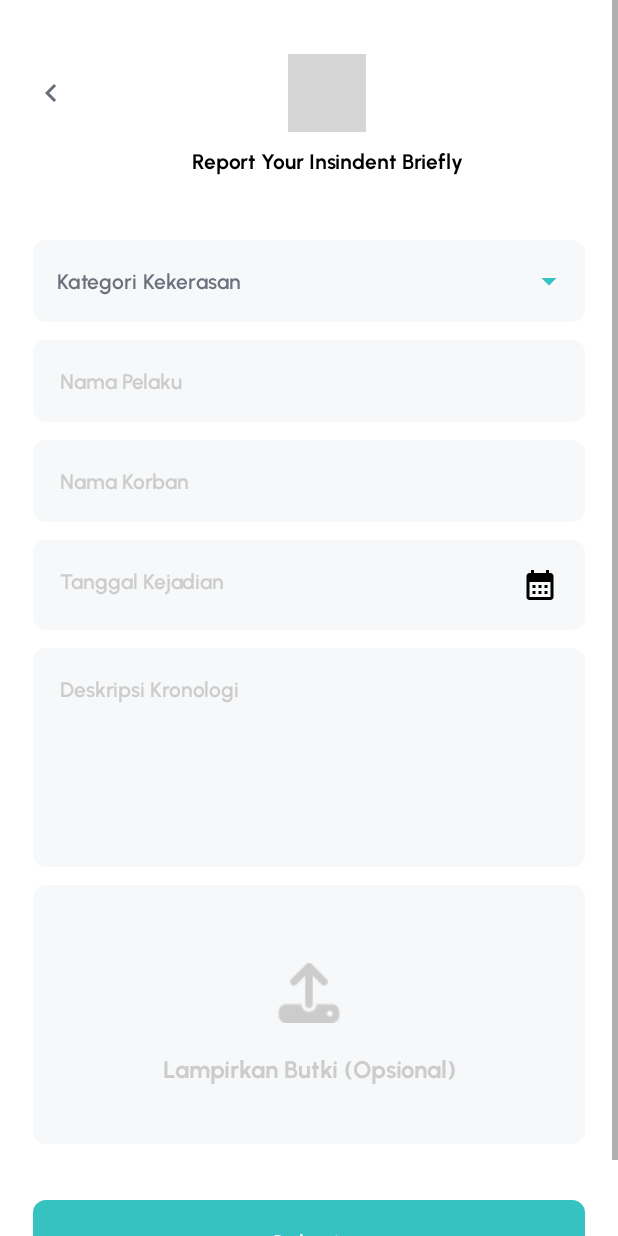
After one commit to EduSafety/Android-Development, an Android app: the ReportActivity screen opened directly, with no data from a screen before it, on a phone screen of 412 x 824 dp. The commit adds this screen. Run offline under Robolectric (Android 15) with nearby library versions, the phone set to English and light mode, and no system bars; grey boxes are pictures that could not be loaded.

Commit message:
add reportActivity

```diff
--- a/app/src/main/java/com/dicoding/edusafety/ui/LoginActivity.kt
+++ b/app/src/main/java/com/dicoding/edusafety/ui/LoginActivity.kt
@@ -32,12 +32,13 @@ class LoginActivity : AppCompatActivity() {
         setContentView(binding.root)
 
         binding.backButton.setOnClickListener{
-            startActivity(Intent(this,InitialPage::class.java))
+            onBackPressed()
         }
 
         binding.loginBtn.setOnClickListener{
 //            MainActivity.isLogin = true
             startActivity(Intent(this,MainActivity::class.java))
+            finishAffinity()
         }
 
         binding.registerButton.setOnClickListener{
--- a/app/src/main/java/com/dicoding/edusafety/ui/MainActivity.kt
+++ b/app/src/main/java/com/dicoding/edusafety/ui/MainActivity.kt
@@ -1,17 +1,21 @@
 package com.dicoding.edusafety.ui
 
+import android.content.Intent
 import android.os.Bundle
 import androidx.appcompat.app.AppCompatActivity
 import androidx.fragment.app.Fragment
 import com.dicoding.edusafety.R
+import com.dicoding.edusafety.databinding.ActivityMainBinding
 import com.google.android.material.bottomnavigation.BottomNavigationView
 
 class MainActivity : AppCompatActivity() {
     private lateinit var navigationView: BottomNavigationView
+    private lateinit var binding : ActivityMainBinding
 
     override fun onCreate(savedInstanceState: Bundle?) {
         super.onCreate(savedInstanceState)
-        setContentView(R.layout.activity_main)
+        binding = ActivityMainBinding.inflate(layoutInflater)
+        setContentView(binding.root)
 
         replaceFragment(HomeFragment())
 
@@ -28,9 +32,10 @@ class MainActivity : AppCompatActivity() {
             }
             true
         }
-        //simulasi login, delete soon (kalo fitur login dah bisa eakk)
-//        isLogin()
-//        Log.d("MainActivity","isLogin: $isLogin")
+
+        binding.fab.setOnClickListener{
+            startActivity(Intent(this,ReportActivity::class.java))
+        }
     }
 
     private fun replaceFragment(fragment: Fragment) {
@@ -41,16 +46,4 @@ class MainActivity : AppCompatActivity() {
         }
     }
 
-//    //simulasi login, delete soon
-//    private fun isLogin(){
-//        if (!isLogin){
-//            startActivity(Intent(this,InitialPage::class.java))
-//        }
-//    }
-
-    //delete soon
-//    companion object{
-//        var isLogin = false
-//    }
-
 }
--- a/app/src/main/java/com/dicoding/edusafety/ui/RegisterActivity.kt
+++ b/app/src/main/java/com/dicoding/edusafety/ui/RegisterActivity.kt
@@ -13,11 +13,11 @@ class RegisterActivity : AppCompatActivity() {
         setContentView(binding.root)
 
         binding.backButton.setOnClickListener{
-            startActivity(Intent(this,InitialPage::class.java))
+            onBackPressed()
         }
 
         binding.btnRegister.setOnClickListener{
-            startActivity(Intent(this,LoginActivity::class.java))
+            startActivity(Intent(this,RegisterSuccessActivity::class.java))
         }
     }
 }
--- /dev/null
+++ b/app/src/main/java/com/dicoding/edusafety/ui/ReportActivity.kt
@@ -0,0 +1,51 @@
+package com.dicoding.edusafety.ui
+
+import android.app.DatePickerDialog
+import android.content.Intent
+import androidx.appcompat.app.AppCompatActivity
+import android.os.Bundle
+import android.widget.ArrayAdapter
+import com.dicoding.edusafety.R
+import com.dicoding.edusafety.databinding.ActivityReportBinding
+import java.text.SimpleDateFormat
+import java.util.Calendar
+import java.util.Locale
+
+class ReportActivity : AppCompatActivity() {
+    lateinit var binding: ActivityReportBinding
+    override fun onCreate(savedInstanceState: Bundle?) {
+        super.onCreate(savedInstanceState)
+        binding = ActivityReportBinding.inflate(layoutInflater)
+        setContentView(binding.root)
+
+        //make input dropdown
+        val category = resources.getStringArray(R.array.report_category)
+        val adapter = ArrayAdapter(this,R.layout.dropdown_item,category)
+        binding.autoComplete.setAdapter(adapter)
+
+        //make datapicker
+        val myCalender = Calendar.getInstance()
+        val datePicker = DatePickerDialog.OnDateSetListener{view, year, month, dayOfMonth ->
+            myCalender.set(Calendar.YEAR, year)
+            myCalender.set(Calendar.MONTH, month)
+            myCalender.set(Calendar.DAY_OF_MONTH, dayOfMonth)
+            updatable(myCalender)
+        }
+        binding.tvDateContainer.setOnClickListener{
+            DatePickerDialog(this,datePicker,myCalender.get(Calendar.YEAR), myCalender.get(Calendar.MONTH),
+                myCalender.get(Calendar.DAY_OF_MONTH)).show()
+        }
+
+        //back button
+        binding.backArrow.setOnClickListener{
+            onBackPressed()
+        }
+    }
+
+    private fun updatable(myCalender: Calendar ) {
+        val myFormat = "dd-MM-yyyy"
+        val sdf = SimpleDateFormat(myFormat, Locale.US)
+        binding.tvDate.setText(sdf.format(myCalender.time))
+    }
+
+}
--- /dev/null
+++ b/app/src/main/res/drawable/baseline_calendar_month_24.xml
@@ -0,0 +1,5 @@
+<vector android:height="24dp" android:tint="#000000"
+    android:viewportHeight="24" android:viewportWidth="24"
+    android:width="24dp" xmlns:android="http://schemas.android.com/apk/res/android">
+    <path android:fillColor="@android:color/white" android:pathData="M19,4h-1V2h-2v2H8V2H6v2H5C3.89,4 3.01,4.9 3.01,6L3,20c0,1.1 0.89,2 2,2h14c1.1,0 2,-0.9 2,-2V6C21,4.9 20.1,4 19,4zM19,20H5V10h14V20zM9,14H7v-2h2V14zM13,14h-2v-2h2V14zM17,14h-2v-2h2V14zM9,18H7v-2h2V18zM13,18h-2v-2h2V18zM17,18h-2v-2h2V18z"/>
+</vector>
--- /dev/null
+++ b/app/src/main/res/layout/activity_report.xml
@@ -0,0 +1,225 @@
+<?xml version="1.0" encoding="utf-8"?>
+<ScrollView xmlns:android="http://schemas.android.com/apk/res/android"
+    xmlns:app="http://schemas.android.com/apk/res-auto"
+    android:layout_width="match_parent"
+    android:layout_height="wrap_content">
+
+    <LinearLayout
+        android:layout_width="match_parent"
+        android:layout_height="0dp"
+        android:orientation="vertical"
+        android:paddingHorizontal="22dp"
+        android:paddingBottom="22dp">
+
+        <androidx.constraintlayout.widget.ConstraintLayout
+            android:layout_width="match_parent"
+            android:layout_height="wrap_content">
+
+            <ImageView
+                android:id="@+id/back_arrow"
+                android:layout_width="wrap_content"
+                android:layout_height="wrap_content"
+                android:layout_marginTop="50dp"
+                android:src="@drawable/baseline_keyboard_arrow_left_24"
+                app:layout_constraintStart_toStartOf="parent"
+                app:layout_constraintTop_toTopOf="parent" />
+
+            <ImageView
+
+                android:id="@+id/imageView"
+                android:layout_width="52dp"
+                android:layout_height="52dp"
+                android:background="@drawable/circle_background"
+                android:clipToOutline="true"
+                android:outlineProvider="background"
+                android:src="@drawable/foto_saya_dicoding"
+                app:layout_constraintBottom_toBottomOf="@+id/back_arrow"
+                app:layout_constraintEnd_toEndOf="parent"
+                app:layout_constraintStart_toEndOf="@+id/back_arrow"
+                app:layout_constraintTop_toTopOf="@id/back_arrow" />
+
+            <TextView
+                android:layout_width="wrap_content"
+                android:layout_height="wrap_content"
+                android:layout_marginTop="10dp"
+                android:fontFamily="@font/urbanist_bold"
+                android:text="Report Your Insindent Briefly"
+                android:textColor="@color/black"
+                android:textSize="14sp"
+                app:layout_constraintEnd_toEndOf="@id/imageView"
+                app:layout_constraintStart_toStartOf="@id/imageView"
+                app:layout_constraintTop_toBottomOf="@id/imageView" />
+
+        </androidx.constraintlayout.widget.ConstraintLayout>
+
+        <com.google.android.material.textfield.TextInputLayout
+            style="@style/Widget.MaterialComponents.TextInputLayout.OutlinedBox.ExposedDropdownMenu"
+            android:layout_width="match_parent"
+            android:layout_height="wrap_content"
+            android:layout_marginTop="38dp"
+            app:layout_constraintStart_toStartOf="parent"
+            app:layout_constraintTop_toTopOf="parent">
+
+            <AutoCompleteTextView
+                android:id="@+id/autoComplete"
+                android:layout_width="match_parent"
+                android:layout_height="match_parent"
+                android:layout_weight="1"
+                android:background="@drawable/rectangle_background"
+                android:backgroundTint="#F7F8F9"
+                android:fontFamily="@font/urbanist_semibold"
+                android:inputType="none"
+                android:padding="18dp"
+                android:text="Kategori Kekerasan"
+                android:textColor="#6A707C"
+                android:textSize="14sp" />
+        </com.google.android.material.textfield.TextInputLayout>
+
+        <LinearLayout
+            android:id="@+id/edtEmail"
+            android:layout_width="match_parent"
+            android:layout_height="wrap_content"
+            android:layout_marginTop="12dp"
+            android:background="@drawable/rectangle_background"
+            android:backgroundTint="#F7F8F9"
+            android:padding="18dp">
+
+            <EditText
+                android:layout_width="wrap_content"
+                android:layout_height="wrap_content"
+                android:layout_weight="1"
+                android:background="@null"
+                android:maxLength="40"
+                android:fontFamily="@font/urbanist_semibold"
+                android:hint="Nama Pelaku"
+                android:textColor="#6A707C"
+                android:textColorHint="#ccc"
+                android:textSize="14sp" />
+        </LinearLayout>
+
+        <LinearLayout
+            android:layout_width="match_parent"
+            android:layout_height="wrap_content"
+            android:layout_marginTop="12dp"
+            android:background="@drawable/rectangle_background"
+            android:backgroundTint="#F7F8F9"
+            android:padding="18dp">
+
+            <EditText
+                android:layout_width="wrap_content"
+                android:layout_height="wrap_content"
+                android:maxLength="40"
+                android:layout_weight="1"
+                android:background="@null"
+                android:fontFamily="@font/urbanist_semibold"
+                android:hint="Nama Korban"
+                android:textColor="#6A707C"
+                android:textColorHint="#ccc"
+                android:textSize="14sp" />
+
+        </LinearLayout>
+
+        <LinearLayout
+            android:id="@+id/tvDateContainer"
+            android:layout_width="match_parent"
+            android:layout_height="wrap_content"
+            android:layout_marginTop="12dp"
+            android:background="@drawable/rectangle_background"
+            android:backgroundTint="#F7F8F9"
+            android:clickable="true"
+            android:focusable="true"
+            android:padding="18dp">
+
+            <TextView
+                android:id="@+id/tvDate"
+                android:layout_width="wrap_content"
+                android:layout_height="wrap_content"
+                android:layout_weight="1"
+                android:background="@null"
+                android:fontFamily="@font/urbanist_semibold"
+                android:hint="Tanggal Kejadian"
+                android:textColor="#6A707C"
+                android:textColorHint="#ccc"
+                android:textSize="14sp" />
+
+            <ImageView
+                android:layout_width="wrap_content"
+                android:layout_height="wrap_content"
+                android:src="@drawable/baseline_calendar_month_24" />
+
+        </LinearLayout>
+
+        <LinearLayout
+            android:layout_width="match_parent"
+            android:layout_height="wrap_content"
+            android:layout_marginTop="12dp"
+            android:background="@drawable/rectangle_background"
+            android:backgroundTint="#F7F8F9"
+            android:padding="18dp">
+
+            <EditText
+                android:layout_width="0dp"
+                android:layout_height="110dp"
+                android:layout_weight="1"
+                android:background="@null"
+                android:fontFamily="@font/urbanist_semibold"
+                android:gravity="top"
+                android:hint="Deskripsi Kronologi"
+                android:textColor="#6A707C"
+                android:textColorHint="#ccc"
+                android:textSize="14sp" />
+
+        </LinearLayout>
+
+        <androidx.constraintlayout.widget.ConstraintLayout
+            android:layout_marginTop="12dp"
+            android:layout_width="match_parent"
+            android:background="@drawable/rectangle_background"
+            android:backgroundTint="#F7F8F9"
+            android:layout_height="wrap_content"
+            android:paddingVertical="40dp">
+
+            <ImageView
+                app:layout_constraintTop_toTopOf="parent"
+                app:layout_constraintStart_toStartOf="parent"
+                android:id="@+id/imageAttachFile"
+                android:layout_width="match_parent"
+                android:layout_height="wrap_content"
+                android:layout_marginTop="12dp"
+                android:height="56dp"
+                android:clickable="true"
+                android:contentDescription="Attach File"
+                android:src="@drawable/attach" />
+
+            <TextView
+                android:layout_marginTop="20dp"
+                android:layout_width="match_parent"
+                android:layout_height="wrap_content"
+                android:gravity="center"
+                android:textColor="#ccc"
+                android:textSize="16sp"
+                android:textStyle="bold"
+                android:fontFamily="@font/urbanist_bold"
+                android:text="Lampirkan Butki (Opsional)"
+                app:layout_constraintEnd_toEndOf="@id/imageAttachFile"
+                app:layout_constraintStart_toStartOf="@+id/imageAttachFile"
+                app:layout_constraintTop_toBottomOf="@id/imageAttachFile" />
+
+        </androidx.constraintlayout.widget.ConstraintLayout>
+
+
+        <Button
+            android:id="@+id/btnLogout"
+            android:layout_width="match_parent"
+            android:layout_height="wrap_content"
+            android:layout_marginTop="37dp"
+            android:height="56dp"
+            android:background="@drawable/rectangle_background"
+            android:fontFamily="@font/urbanist_semibold"
+            android:text="Submit"
+            android:textAllCaps="false"
+            android:textColor="@color/white" />
+
+
+    </LinearLayout>
+</ScrollView>
--- /dev/null
+++ b/app/src/main/res/layout/dropdown_item.xml
@@ -0,0 +1,9 @@
+<TextView android:id="@+id/textView"
+    android:padding="14dp"
+    android:text="textView"
+    android:textColor="@color/black"
+    android:textSize="15sp"
+    android:textStyle="bold"
+    android:layout_width="match_parent"
+    android:layout_height="wrap_content"
+    xmlns:android="http://schemas.android.com/apk/res/android" />
--- a/app/src/main/res/layout/fragment_home.xml
+++ b/app/src/main/res/layout/fragment_home.xml
@@ -51,7 +51,7 @@
                     android:layout_marginStart="10dp"
                     android:layout_marginTop="3dp"
                     android:fontFamily="@font/urbanist_bold"
-                    android:text="Jawir"
+                    android:text="Dave Leonard"
                     android:textSize="18sp"
                     app:layout_constraintStart_toEndOf="@id/container_photo_profile"
                     app:layout_constraintTop_toTopOf="@+id/container_photo_profile" />
--- a/app/src/main/res/layout/fragment_profile.xml
+++ b/app/src/main/res/layout/fragment_profile.xml
@@ -9,19 +9,10 @@
 
     <androidx.constraintlayout.widget.ConstraintLayout
         android:layout_width="match_parent"
-        android:layout_height="wrap_content">
+        android:layout_height="wrap_content"
+        android:layout_marginTop="50dp">
 
         <ImageView
-            android:id="@+id/back_arrow"
-            android:layout_width="wrap_content"
-            android:layout_height="wrap_content"
-            android:layout_marginTop="50dp"
-            android:src="@drawable/baseline_keyboard_arrow_left_24"
-            app:layout_constraintStart_toStartOf="parent"
-            app:layout_constraintTop_toTopOf="parent" />
-
-        <ImageView
-
             android:id="@+id/imageView"
             android:layout_width="52dp"
             android:layout_height="52dp"
@@ -29,17 +20,17 @@
             android:clipToOutline="true"
             android:outlineProvider="background"
             android:src="@drawable/foto_saya_dicoding"
-            app:layout_constraintBottom_toBottomOf="@+id/back_arrow"
             app:layout_constraintEnd_toEndOf="parent"
-            app:layout_constraintStart_toEndOf="@+id/back_arrow"
-            app:layout_constraintTop_toTopOf="@id/back_arrow" />
+            app:layout_constraintStart_toStartOf="parent"
+            app:layout_constraintTop_toTopOf="parent"/>
+        " />
 
         <TextView
             android:layout_width="wrap_content"
             android:layout_height="wrap_content"
             android:layout_marginTop="10dp"
             android:fontFamily="@font/urbanist_bold"
-            android:text="Jawir Mantap"
+            android:text="Dave Leonard"
             android:textColor="@color/black"
             android:textSize="14sp"
             app:layout_constraintEnd_toEndOf="@id/imageView"
@@ -132,7 +123,13 @@
     <Button
         android:id="@+id/btnLogout"
         android:layout_width="match_parent"
-        android:layout_height="63dp"
-        android:text="Logout" />
+        android:layout_height="wrap_content"
+        android:layout_marginTop="37dp"
+        android:height="56dp"
+        android:background="@drawable/rectangle_background"
+        android:fontFamily="@font/urbanist_semibold"
+        android:text="Logout"
+        android:textAllCaps="false"
+        android:textColor="@color/white" />
 
 </LinearLayout>
--- a/app/src/main/res/values/strings.xml
+++ b/app/src/main/res/values/strings.xml
@@ -3,4 +3,9 @@
     <!-- TODO: Remove or change this placeholder text -->
     <string name="hello_blank_fragment">Hello blank fragment</string>
     <string name="default_web_client_id">108467967394-trc6rpogpgqf8bibvqoo3b9uhts11n1a.apps.googleusercontent.com</string>
+    <string-array name="report_category">
+        <item>Verbal Abuse</item>
+        <item>Physical Assault</item>
+        <item>Bulliying</item>
+    </string-array>
 </resources>
```
Also changed, not shown: app/src/main/AndroidManifest.xml (+6 -4 lines), app/src/main/res/drawable/attach.png (added).
